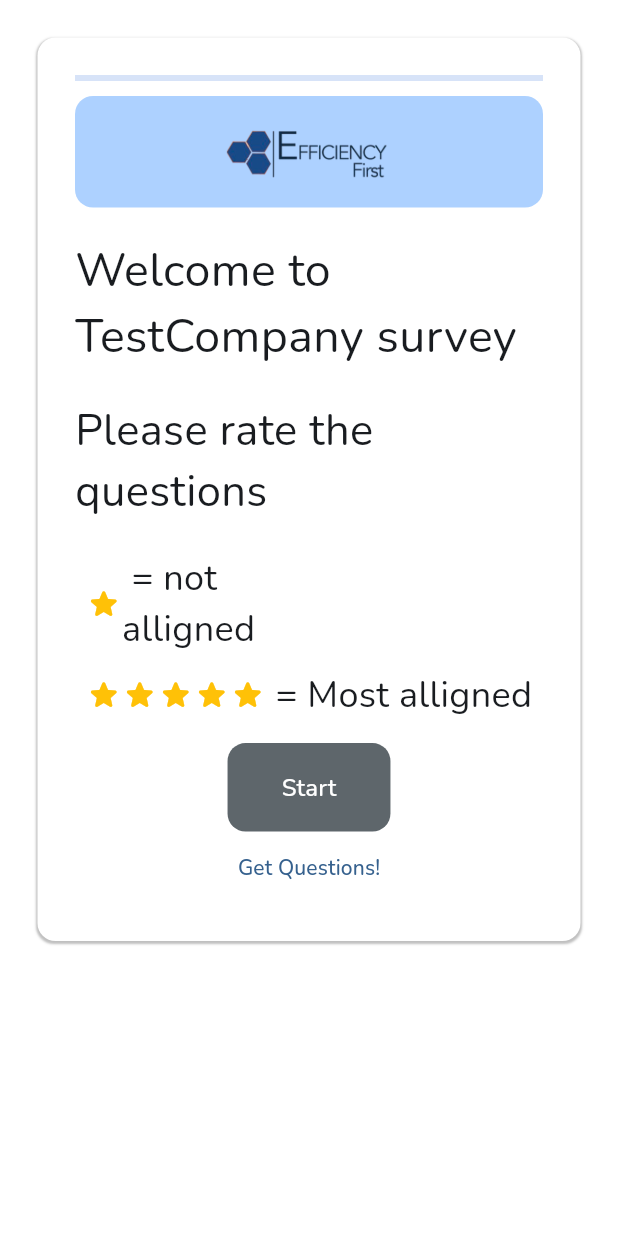
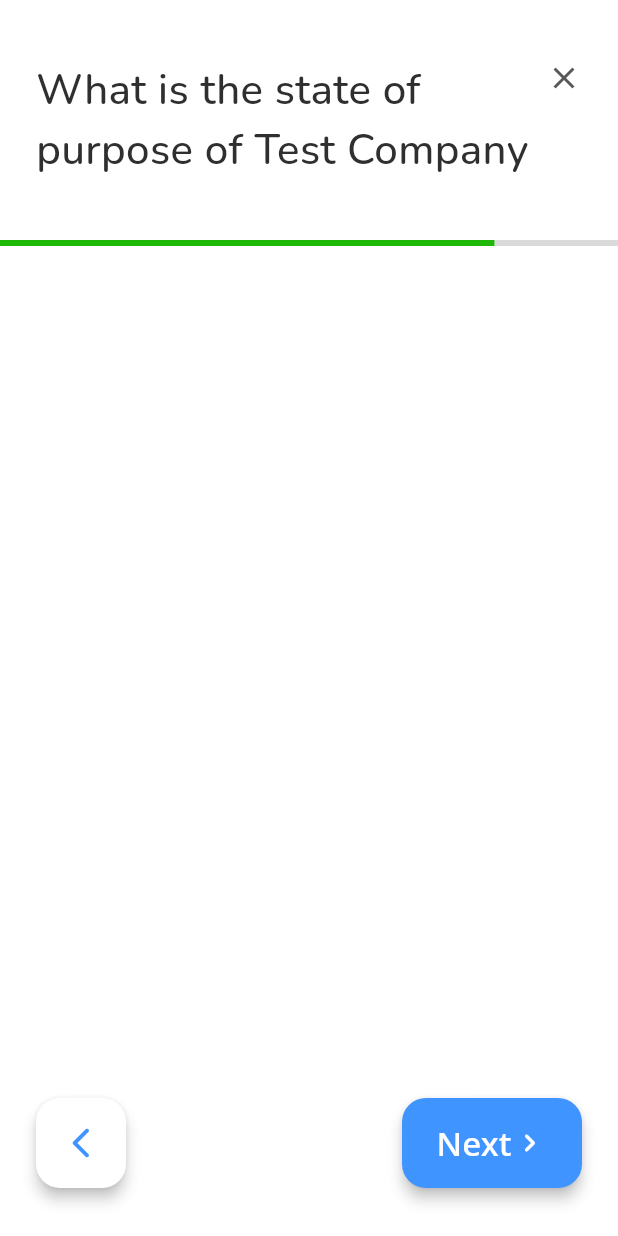
Before and after one commit to Michkwetzel/Lucidorg-Assessment-Demo, a Flutter app: the screen it shows after launch, on a phone screen of 412 x 824 dp. Run offline on Flutter 3.47's test engine with Material 3 defaults, Android fonts, the phone set to English and light mode, and no system bars; our stand-ins replace cloud_firestore, custom_rating_bar, firebase_core; accounts and stored records are empty; generated files the repository leaves out were written again.

Commit message:
redesign of main components

```diff
--- a/lib/changeNotifiers/questionsProvider.dart
+++ b/lib/changeNotifiers/questionsProvider.dart
@@ -1,5 +1,7 @@
 import 'package:flutter/foundation.dart';
 import 'package:front_survey_questions/helperClasses/questionBase.dart';
+import 'package:front_survey_questions/helperClasses/questionMultipleChoice.dart';
+import 'package:front_survey_questions/helperClasses/questionRating.dart';
 import 'package:logging/logging.dart';
 import 'package:front_survey_questions/enums.dart';
 
@@ -29,7 +31,7 @@ class QuestionsProvider extends ChangeNotifier {
       return _questions[index];
     } else {
       log.severe("getQuestion failed to return a question at index $index");
-      return QuestionBase(text: '', textExtra: '', type: QuestionType.stars, index: 0);
+      return QuestionBase(text: '', textExtra: '', type: QuestionType.rating, index: 0);
     }
   }
 
@@ -38,4 +40,24 @@ class QuestionsProvider extends ChangeNotifier {
       log.info(question.toString());
     }
   }
+
+  List<Questionmultiplechoice> getMultipleChoiceQuestions(){
+    List<Questionmultiplechoice> multipleChoiceQuestions = [];
+    for (QuestionBase question in _questions){
+      if (question is Questionmultiplechoice){
+        multipleChoiceQuestions.add(question);
+      }
+    }
+    return multipleChoiceQuestions;
+  }
+
+  List<QuestionRating> getStarQuestions(){
+    List<QuestionRating> starQuestions = [];
+    for (QuestionBase question in _questions){
+      if (question is QuestionRating){
+        starQuestions.add(question);
+      }
+    }
+    return starQuestions;
+  }
 }
--- a/lib/constants.dart
+++ b/lib/constants.dart
@@ -13,3 +13,5 @@ final kMainContainerBoxDecoration = BoxDecoration(
   borderRadius: BorderRadius.circular(12),
   boxShadow: [BoxShadow(color: Colors.black.withOpacity(0.25), offset: Offset(0, 1), spreadRadius: 0.5, blurRadius: 0.5)],
 );
+
+const kH1TextStyle = TextStyle(fontFamily: 'Nunito', fontSize: 28, color: Color(0xFF2F2F2F), fontWeight: FontWeight.w500);
--- a/lib/enums.dart
+++ b/lib/enums.dart
@@ -5,7 +5,7 @@ enum ScreenType {
 }
 
 enum QuestionType {
-  stars,
+  rating,
   multipleChoice,
   error,
 }
--- a/lib/helperClasses/questionBase.dart
+++ b/lib/helperClasses/questionBase.dart
@@ -1,7 +1,7 @@
 import 'package:front_survey_questions/enums.dart';
 
 ///Base Question Class
-///MultipleChoice and Stars inherets from this class.
+///MultipleChoice and Rating inherit from this class.
 ///Note textExtra can be null
 class QuestionBase {
   final String text;
--- a/lib/helperClasses/questionMultipleChoice.dart
+++ b/lib/helperClasses/questionMultipleChoice.dart
@@ -5,7 +5,7 @@ class Questionmultiplechoice extends QuestionBase {
 
   Questionmultiplechoice({
     required super.text,
-    required super.textExtra,
+    super.textExtra,
     required super.type,
     required super.index,
     required this.options,
--- a/lib/helperClasses/questionStars.dart
+++ b/lib/helperClasses/questionRating.dart
@@ -1,7 +1,7 @@
 import 'package:front_survey_questions/helperClasses/questionBase.dart';
 
-class QuestionStars extends QuestionBase {
-  QuestionStars({
+class QuestionRating extends QuestionBase {
+  QuestionRating({
     required super.text,
     super.textExtra,
     required super.type,
--- a/lib/main.dart
+++ b/lib/main.dart
@@ -2,6 +2,7 @@ import 'package:flutter/material.dart';
 import 'package:front_survey_questions/changeNotifiers/cardState.dart';
 import 'package:front_survey_questions/changeNotifiers/questionsProvider.dart';
 import 'package:front_survey_questions/changeNotifiers/screenGeometryState.dart';
+import 'package:front_survey_questions/screens/mainScreen.dart';
 import 'package:front_survey_questions/services/firestoreService.dart';
 import 'package:provider/provider.dart';
 import 'package:firebase_core/firebase_core.dart';
@@ -28,7 +29,9 @@ Future<void> main() async {
       ChangeNotifierProvider(create: (context) => CardState()),
       ChangeNotifierProvider(create: (context) => ScreenGeometryState()),
       ChangeNotifierProvider(create: (context) => QuestionsProvider()),
-      Provider(create: (context) => FirestoreService(questions: context.read<QuestionsProvider>()))
+      ProxyProvider<QuestionsProvider, FirestoreService>(
+        update: (context, questionsProvider, firestoreService) => FirestoreService(questions: questionsProvider),
+      ),
     ],
     child: MyApp(),
   ));
@@ -42,19 +45,13 @@ class MyApp extends StatelessWidget {
     CardState card = Provider.of<CardState>(context);
 
     return MaterialApp(
-      title: 'Survey Questions',
+      title: 'Survey',
       theme: ThemeData(
         colorScheme: ColorScheme.fromSeed(seedColor: Color(0xFFADD1FF)),
         useMaterial3: true,
         fontFamily: 'Nunito',
       ),
-      home: Scaffold(
-        backgroundColor: Colors.white,
-        body: Align(
-          alignment: Alignment.topCenter,
-          child: card.currentCard(),
-        ),
-      ),
+      home: Scaffold(backgroundColor: Colors.white, body: Mainscreen()),
     );
   }
 }
--- /dev/null
+++ b/lib/screens/mainScreen.dart
@@ -0,0 +1,177 @@
+import 'package:flutter/material.dart';
+import 'package:front_survey_questions/constants.dart';
+import 'package:custom_rating_bar/custom_rating_bar.dart';
+
+class Mainscreen extends StatelessWidget {
+  const Mainscreen({super.key});
+
+  @override
+  Widget build(BuildContext context) {
+    return Stack(children: [
+      MainComponentLayout(),
+      Align(
+        alignment: Alignment.bottomLeft,
+        child: BackButton(),
+      ),
+      Align(
+        alignment: Alignment.bottomRight,
+        child: NextButton(),
+      )
+    ]);
+  }
+}
+
+class MainComponentLayout extends StatelessWidget {
+  const MainComponentLayout({
+    super.key,
+  });
+
+  @override
+  Widget build(BuildContext context) {
+    return Column(
+      children: [
+        TopComponent(),
+        CustomProgressBar(),
+        UserInputSection(),
+      ],
+    );
+  }
+}
+
+class UserInputSection extends StatelessWidget {
+  const UserInputSection({
+    super.key,
+  });
+
+  @override
+  Widget build(BuildContext context) {
+    return Column();
+  }
+}
+
+class MyWidget extends StatelessWidget {
+  const MyWidget({super.key});
+
+  @override
+  Widget build(BuildContext context) {
+    return const Placeholder();
+  }
+}
+
+class CustomProgressBar extends StatelessWidget {
+  const CustomProgressBar({super.key});
+
+  @override
+  Widget build(BuildContext context) {
+    return LinearProgressIndicator(
+      value: 0.8,
+      backgroundColor: Color(0xffDADADA),
+      color: Color(0xff1FB707),
+    );
+  }
+}
+
+class TopComponent extends StatelessWidget {
+  const TopComponent({super.key});
+
+  @override
+  Widget build(BuildContext context) {
+    return Padding(
+      padding: const EdgeInsets.symmetric(horizontal: 24, vertical: 40),
+      child: Row(
+        mainAxisAlignment: MainAxisAlignment.spaceBetween,
+        crossAxisAlignment: CrossAxisAlignment.start,
+        children: [
+          Expanded(child: Text("What is the state of purpose of Test Company", style: kH1TextStyle)),
+          SizedBox(width: 8),
+          CloseIcon(),
+        ],
+      ),
+    );
+  }
+}
+
+class CloseIcon extends StatelessWidget {
+  const CloseIcon({super.key});
+
+  @override
+  Widget build(BuildContext context) {
+    return Icon(
+      Icons.close,
+      size: 24,
+      color: Color(0xff585858),
+    );
+  }
+}
+
+class BackButton extends StatelessWidget {
+  const BackButton({
+    super.key,
+  });
+
+  @override
+  Widget build(BuildContext context) {
+    return Padding(
+      padding: const EdgeInsets.symmetric(horizontal: 24, vertical: 32),
+      child: SizedBox(
+        width: 60,
+        height: 60,
+        child: MaterialButton(
+          onPressed: () {
+            //TODO Your onPressed logic
+          },
+          color: Colors.white,
+          elevation: 4,
+          minWidth: 0,
+          height: 65,
+          shape: RoundedRectangleBorder(
+            borderRadius: BorderRadius.circular(16),
+          ),
+          child: const Icon(
+            Icons.arrow_back_ios_new_rounded,
+            color: Color(0xFF3F94FF),
+            size: 24,
+          ),
+        ),
+      ),
+    );
+  }
+}
+
+class NextButton extends StatelessWidget {
+  const NextButton({
+    super.key,
+  });
+
+  @override
+  Widget build(BuildContext context) {
+    return Padding(
+      padding: const EdgeInsets.symmetric(horizontal: 24, vertical: 32),
+      child: SizedBox(
+        width: 120,
+        height: 60,
+        child: MaterialButton(
+          onPressed: () {
+            //TODO Your onPressed logic
+          },
+          color: Color(0xFF3F94FF),
+          elevation: 4,
+          padding: EdgeInsets.zero,
+          shape: RoundedRectangleBorder(
+            borderRadius: BorderRadius.circular(16),
+          ),
+          child: Row(
+            mainAxisSize: MainAxisSize.min,
+            children: [
+              const Text(
+                "Next",
+                style: TextStyle(color: Colors.white, fontFamily: 'Noto Sans', fontSize: 22),
+              ),
+              const Icon(Icons.navigate_next_rounded, color: Colors.white, size: 24)
+            ],
+          ),
+        ),
+      ),
+    );
+  }
+}
--- a/lib/screens/welcomeScreen.dart
+++ b/lib/screens/welcomeScreen.dart
@@ -3,7 +3,6 @@ import 'package:front_survey_questions/changeNotifiers/questionsProvider.dart';
 import 'package:front_survey_questions/components/components.dart';
 import 'package:front_survey_questions/services/firestoreService.dart';
 import 'package:provider/provider.dart';
-
 import '../changeNotifiers/cardState.dart';
 
 class WelcomeScreen extends StatelessWidget {
--- a/lib/services/firestoreService.dart
+++ b/lib/services/firestoreService.dart
@@ -2,7 +2,7 @@ import 'package:cloud_firestore/cloud_firestore.dart';
 import 'package:front_survey_questions/changeNotifiers/questionsProvider.dart';
 import 'package:front_survey_questions/helperClasses/questionBase.dart';
 import 'package:front_survey_questions/helperClasses/questionMultipleChoice.dart';
-import 'package:front_survey_questions/helperClasses/questionStars.dart';
+import 'package:front_survey_questions/helperClasses/questionRating.dart';
 import 'package:logging/logging.dart';
 import 'package:front_survey_questions/enums.dart';
 
@@ -36,11 +36,11 @@ class FirestoreService {
       Map<String, dynamic> starQuestions = docSnapshot.data()!['stars'];
       starQuestions.forEach((key, value) {
         count++;
-        questions.addQuestion(QuestionStars(
+        questions.addQuestion(QuestionRating(
           text: value['text'] ?? 'Default Text',
           textExtra: value['textInfo'],
           index: value['index'],
-          type: QuestionType.stars,
+          type: QuestionType.rating,
         ));
       });
       log.info("$count Star Questions loaded into QuestionsProvider.");
@@ -63,7 +63,7 @@ class FirestoreService {
       });
     } catch (e, stackTrace) {
       questions.setQuestions([
-        QuestionStars(
+        QuestionRating(
           text: 'There was an error getting the question. Please refresh the browser',
           index: 0,
           type: QuestionType.error,
--- a/pubspec.yaml
+++ b/pubspec.yaml
@@ -64,6 +64,10 @@ flutter:
     - family: Nunito
       fonts:
         - asset: fonts/nunito/Nunito-VariableFont_wght.ttf
+    - family: Noto Sans
+      fonts:
+        - asset: fonts/noto_sans/NotoSans-VariableFont_wdth,wght.ttf
+
 
   assets:
     - assets/logo/
```
Also changed, not shown: 1 other file.
